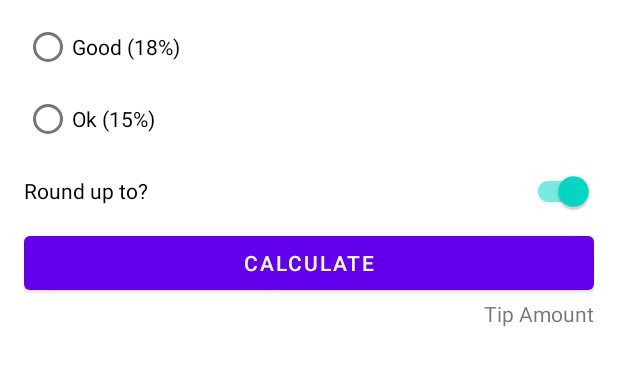
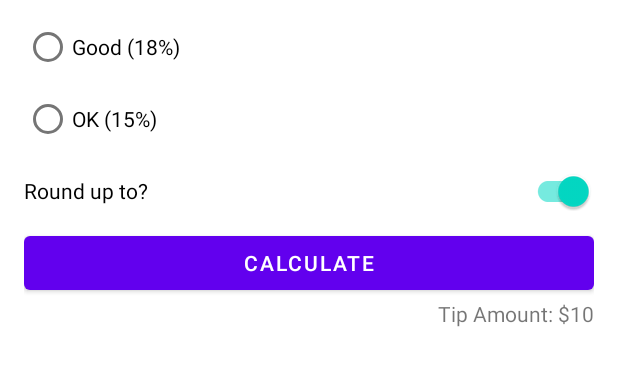
Before and after one commit to SammyBloom/TipCalculatorApp, an Android app: the layout activity_main.xml on its own in the app's theme, with its tools: preview values and no code run, on a phone screen of 412 x 824 dp. Shown: the part 186-552 px from the top of the screen. Run offline under Robolectric (Android 15) with nearby library versions, the phone set to English and light mode, and no system bars.

Commit message:
App done and debugged with no errors or warnings

```diff
--- a/app/src/main/res/layout/activity_main.xml
+++ b/app/src/main/res/layout/activity_main.xml
@@ -13,6 +13,7 @@
         android:layout_height="wrap_content"
         android:hint="@string/cost_of_service"
         android:inputType="numberDecimal"
+        android:autofillHints="@string/cost_of_service"
         app:layout_constraintStart_toStartOf="parent"
         app:layout_constraintTop_toTopOf="parent" />
 
@@ -74,7 +75,7 @@
         android:id="@+id/tip_result"
         android:layout_width="wrap_content"
         android:layout_height="wrap_content"
-        android:text="@string/tip_amount"
+        tools:text="Tip Amount: $10"
         app:layout_constraintTop_toBottomOf="@id/calculate_button"
         app:layout_constraintEnd_toEndOf="parent"/>
 </androidx.constraintlayout.widget.ConstraintLayout>
--- a/app/src/main/res/values/strings.xml
+++ b/app/src/main/res/values/strings.xml
@@ -1,11 +1,12 @@
 <resources>
     <string name="app_name">Tip Calculator App</string>
-    <string name="tip_amount">Tip Amount</string>
+    <string name="tip_amount">Tip Amount: %s</string>
     <string name="calculate">Calculate</string>
     <string name="round_up_to">Round up to?</string>
-    <string name="ok">Ok (15%)</string>
+    <string name="ok">OK (15%)</string>
     <string name="amazing">Amazing (20%)</string>
     <string name="good">Good (18%)</string>
     <string name="how_was_the_service">How was the Service?</string>
     <string name="cost_of_service">Cost of Service</string>
+
 </resources>
```
Also changed, not shown: app/src/main/java/com/example/tipcalculatorapp/MainActivity.kt (+29 -2 lines).
